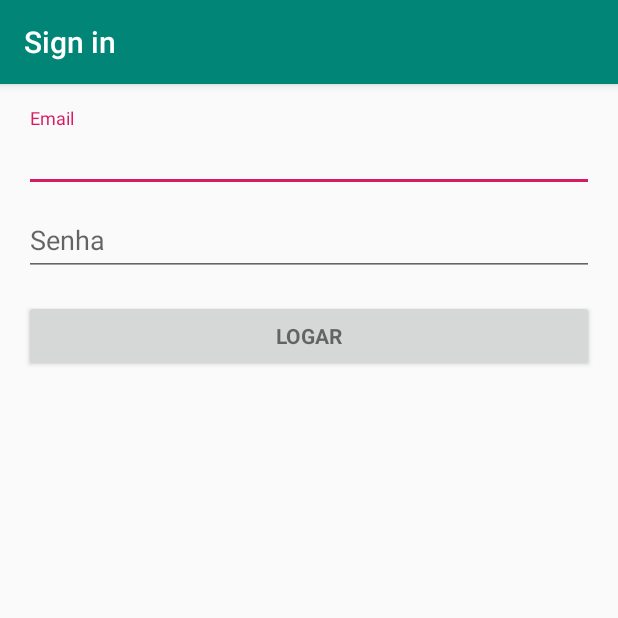
After one commit to notmarinho/BilangoMarket, an Android app: the LoginActivity screen opened directly, with no data from a screen before it, on a phone screen of 412 x 824 dp, the top half of it. The commit adds this screen. Run offline under Robolectric (Android 15) with nearby library versions, the light colour scheme and no system bars; 2 statements that could not run were skipped.

Commit message:
Implementação da tela de login
Neste commit foram implementados todas as checagem necessarias com o banco de dados para realizar o login. Apos efetuar o login nenhuma funcionalidade ainda é alterada.

```diff
--- a/app/build.gradle
+++ b/app/build.gradle
@@ -22,6 +22,7 @@
     implementation fileTree(dir: 'libs', include: ['*.jar'])
     implementation 'com.android.support:appcompat-v7:28.0.0'
     implementation 'com.android.support.constraint:constraint-layout:1.1.3'
+    implementation 'com.android.support:design:28.0.0'
     testImplementation 'junit:junit:4.12'
     androidTestImplementation 'com.android.support.test:runner:1.0.2'
     androidTestImplementation 'com.android.support.test.espresso:espresso-core:3.0.2'
--- a/app/src/main/java/com/example/mateus/bilangomarket/CRUD/Read.java
+++ b/app/src/main/java/com/example/mateus/bilangomarket/CRUD/Read.java
@@ -68,6 +68,8 @@
 
 
 
+
+
     private void openDB(){
         if(!db.isOpen()){
             db = mContext.openOrCreateDatabase(PATH_DB, SQLiteDatabase.OPEN_READWRITE, null);
--- a/app/src/main/java/com/example/mateus/bilangomarket/MainActivity.java
+++ b/app/src/main/java/com/example/mateus/bilangomarket/MainActivity.java
@@ -17,4 +17,8 @@
         Intent it = new Intent(this, Cadastro.class);
         startActivity(it);
     }
+    public void act_login(View v){
+        Intent it = new Intent(this, LoginActivity.class);
+        startActivity(it);
+    }
 }
--- /dev/null
+++ b/app/src/main/res/layout/activity_login.xml
@@ -0,0 +1,78 @@
+<?xml version="1.0" encoding="utf-8"?>
+<LinearLayout xmlns:android="http://schemas.android.com/apk/res/android"
+    xmlns:tools="http://schemas.android.com/tools"
+    android:layout_width="match_parent"
+    android:layout_height="match_parent"
+    android:gravity="center_horizontal"
+    android:orientation="vertical"
+    android:paddingLeft="@dimen/activity_horizontal_margin"
+    android:paddingTop="@dimen/activity_vertical_margin"
+    android:paddingRight="@dimen/activity_horizontal_margin"
+    android:paddingBottom="@dimen/activity_vertical_margin"
+    tools:context=".LoginActivity">
+
+    <!-- Login progress -->
+    <ProgressBar
+        android:id="@+id/login_progress"
+        style="?android:attr/progressBarStyleLarge"
+        android:layout_width="wrap_content"
+        android:layout_height="wrap_content"
+        android:layout_marginBottom="8dp"
+        android:visibility="gone" />
+
+    <ScrollView
+        android:id="@+id/login_form"
+        android:layout_width="match_parent"
+        android:layout_height="match_parent">
+
+        <LinearLayout
+            android:id="@+id/email_login_form"
+            android:layout_width="match_parent"
+            android:layout_height="wrap_content"
+            android:orientation="vertical">
+
+            <android.support.design.widget.TextInputLayout
+                android:layout_width="match_parent"
+                android:layout_height="wrap_content">
+
+                <AutoCompleteTextView
+                    android:id="@+id/email"
+                    android:layout_width="match_parent"
+                    android:layout_height="wrap_content"
+                    android:hint="@string/prompt_email"
+                    android:inputType="textEmailAddress"
+                    android:maxLines="1"
+                    android:singleLine="true" />
+
+            </android.support.design.widget.TextInputLayout>
+
+            <android.support.design.widget.TextInputLayout
+                android:layout_width="match_parent"
+                android:layout_height="wrap_content">
+
+                <EditText
+                    android:id="@+id/password"
+                    android:layout_width="match_parent"
+                    android:layout_height="wrap_content"
+                    android:hint="@string/prompt_password"
+                    android:imeActionId="6"
+                    android:imeActionLabel="@string/action_sign_in_short"
+                    android:imeOptions="actionUnspecified"
+                    android:inputType="textPassword"
+                    android:maxLines="1"
+                    android:singleLine="true" />
+
+            </android.support.design.widget.TextInputLayout>
+
+            <Button
+                android:id="@+id/email_sign_in_button"
+                style="?android:textAppearanceSmall"
+                android:layout_width="match_parent"
+                android:layout_height="wrap_content"
+                android:layout_marginTop="16dp"
+                android:text="@string/action_sign_in"
+                android:textStyle="bold" />
+
+        </LinearLayout>
+    </ScrollView>
+</LinearLayout>
--- /dev/null
+++ b/app/src/main/res/values/dimens.xml
@@ -0,0 +1,5 @@
+<resources>
+    <!-- Default screen margins, per the Android Design guidelines. -->
+    <dimen name="activity_horizontal_margin">16dp</dimen>
+    <dimen name="activity_vertical_margin">16dp</dimen>
+</resources>
--- a/app/src/main/res/values/strings.xml
+++ b/app/src/main/res/values/strings.xml
@@ -1,3 +1,14 @@
 <resources>
     <string name="app_name">Bilango Market</string>
+    <string name="title_activity_login">Sign in</string>
+    <!-- Strings related to login -->
+    <string name="prompt_email">Email</string>
+    <string name="prompt_password">Senha</string>
+    <string name="action_sign_in">Logar</string>
+    <string name="action_sign_in_short">Logar</string>
+    <string name="error_invalid_email">Endereço de e-mail inválido</string>
+    <string name="error_invalid_password">Senha muito curta</string>
+    <string name="error_incorrect_password">Senha incorreta</string>
+    <string name="error_field_required">É necessário preencher este campo</string>
+    <string name="permission_rationale">"Permição para acessar os contatos é necessario."</string>
 </resources>
```
Also changed, not shown: app/src/main/AndroidManifest.xml (+9 -1 lines), app/src/main/java/com/example/mateus/bilangomarket/CRUD/Update.java (+4 -5 lines), app/src/main/java/com/example/mateus/bilangomarket/Cadastro.java (+7 -2 lines), app/src/main/java/com/example/mateus/bilangomarket/LoginActivity.java (added, +383 -0 lines), app/src/main/res/layout/activity_cadastro.xml (+43 -14 lines), app/src/main/res/layout/activity_main.xml (+14 -4 lines), 1 other file.
